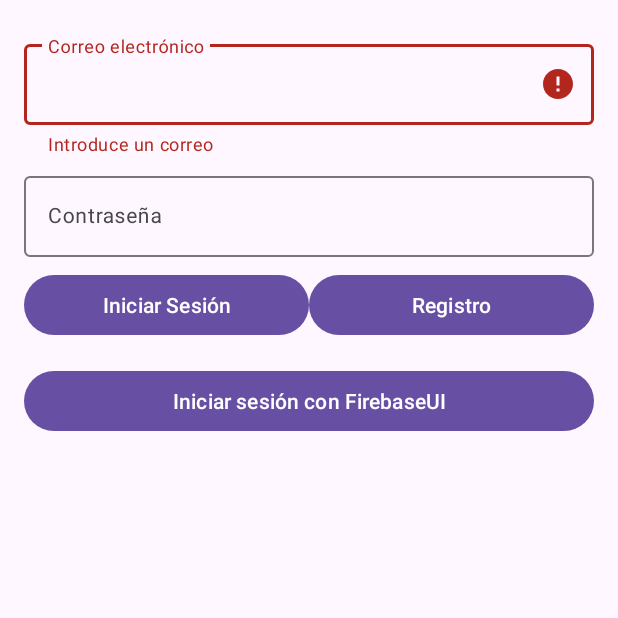
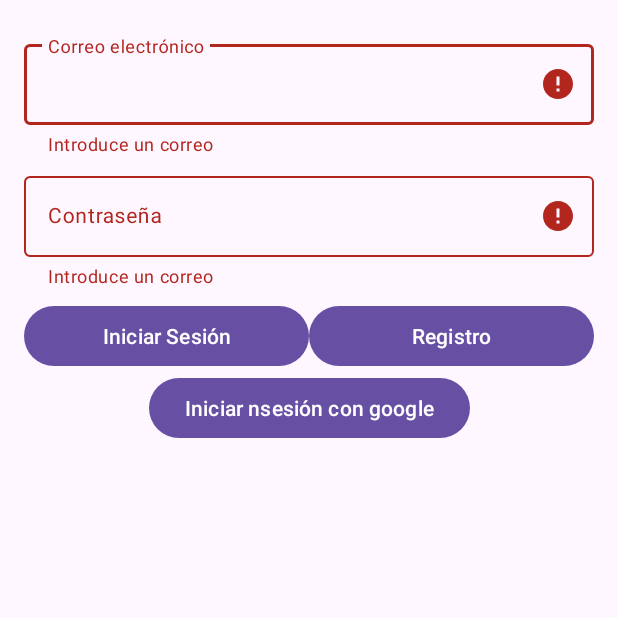
Before and after one commit to Heur-a/Bibliotech, an Android app: the screen it shows after launch (CustomLoginActivity), after a tap on "Iniciar Sesión", on a phone screen of 412 x 824 dp, the top half of it. Run offline under Robolectric (Android 15) with nearby library versions, the phone set to English and light mode, and no system bars; our stand-ins replace Firebase (no records; nobody signed in at launch, a user with empty details on screens opened directly).

Commit message:
Added Google Support, not working though

```diff
--- a/app/src/main/AndroidManifest.xml
+++ b/app/src/main/AndroidManifest.xml
@@ -19,10 +19,6 @@
                 <category android:name="android.intent.category.LAUNCHER" />
             </intent-filter>
         </activity>
-        <activity android:name=".LoginActivity"
-            android:exported="true">
-
-        </activity>
         <activity android:name=".MainActivity"
             android:exported="true">
 
--- a/app/src/main/java/com/example/bibliotech/CustomLoginActivity.java
+++ b/app/src/main/java/com/example/bibliotech/CustomLoginActivity.java
@@ -1,45 +1,116 @@
 package com.example.bibliotech;
 
+import android.annotation.SuppressLint;
 import android.app.ProgressDialog;
 import android.content.Intent;
 import android.os.Bundle;
 import android.view.View;
 import android.view.ViewGroup;
+import android.widget.Button;
 import android.widget.EditText;
 
 import androidx.annotation.NonNull;
 import androidx.appcompat.app.AppCompatActivity;
 
+import com.google.android.gms.auth.api.signin.GoogleSignIn;
+import com.google.android.gms.auth.api.signin.GoogleSignInAccount;
+import com.google.android.gms.auth.api.signin.GoogleSignInClient;
+import com.google.android.gms.auth.api.signin.GoogleSignInOptions;
+import com.google.android.gms.common.api.ApiException;
 import com.google.android.gms.tasks.OnCompleteListener;
 import com.google.android.gms.tasks.Task;
 import com.google.android.material.snackbar.Snackbar;
 import com.google.android.material.textfield.TextInputLayout;
+import com.google.firebase.auth.AuthCredential;
 import com.google.firebase.auth.AuthResult;
 import com.google.firebase.auth.FirebaseAuth;
+import com.google.firebase.auth.GoogleAuthProvider;
+
+import java.util.Objects;
 
 public class CustomLoginActivity extends AppCompatActivity {
-    private FirebaseAuth auth = FirebaseAuth.getInstance();
-    private String correo, contraseña = "";
-    private ViewGroup contenedor;
-    private EditText etCorreo, etContraseña;
-    private TextInputLayout tilCorreo, tilContraseña;
-    private ProgressDialog dialogo;
+
+    //Object for making all authoritazion objects
+    private final FirebaseAuth auth = FirebaseAuth.getInstance();
+    //strings wich contain mail and password
+    private String mail, password = "";
+    private ViewGroup container;
+    private EditText editTextMail, editTextPassword;
+    private TextInputLayout TextInMail, TextInPassword;
+    private ProgressDialog dialog;
+    private Button googleButton;
+
+    private GoogleSignInClient googleSignInClient;
+    private static final int RC_GOOGLE_SIGN_IN = 123;
+
 
     protected void onCreate(Bundle savedInstanceState) {
         verificaSiUsuarioValidado();
         super.onCreate(savedInstanceState);
+
+        //Asign variables their respective values
+
         setContentView(R.layout.activity_custom_login);
-        etCorreo = (EditText) findViewById(R.id.correo);
-        etContraseña = (EditText) findViewById(R.id.contraseña);
-        tilCorreo = (TextInputLayout) findViewById(R.id.til_correo);
-        tilContraseña = (TextInputLayout) findViewById(R.id.til_contraseña);
-        contenedor = (ViewGroup) findViewById(R.id.contenedor);
-        dialogo = new ProgressDialog(this);
-        dialogo.setTitle("Verificando usuario");
-        dialogo.setMessage("Por favor espere...");
+        editTextMail = (EditText) findViewById(R.id.correo);
+        editTextPassword = (EditText) findViewById(R.id.contraseña);
+        TextInMail = (TextInputLayout) findViewById(R.id.til_correo);
+        TextInPassword = (TextInputLayout) findViewById(R.id.til_contraseña);
+        container = (ViewGroup) findViewById(R.id.contenedor);
+        googleButton =  findViewById(R.id.buttonGoogle);
+        configureGoogle();
+        googleButton.setOnClickListener( View   -> {
+
+                Intent i = googleSignInClient.getSignInIntent();
+                startActivityForResult(i, RC_GOOGLE_SIGN_IN);
+            }
+        );
+        dialog = new ProgressDialog(this);
+        dialog.setTitle("Verificando usuario");
+        dialog.setMessage("Por favor espere...");
+    }
+    @Override public void onActivityResult(int requestCode, int resultCode,
+                                           Intent data) {
+        super.onActivityResult(requestCode, resultCode, data);
+        if (requestCode == RC_GOOGLE_SIGN_IN) {
+            Task<GoogleSignInAccount> task =
+                    GoogleSignIn.getSignedInAccountFromIntent(data);
+            try {
+                GoogleSignInAccount account = task.getResult(ApiException.class);
+                googleAuth(account.getIdToken());
+            } catch (ApiException e) {
+                mensaje("Error de autentificación con Google");
+            }
+        }
+    }
+
+    private void googleAuth(String idToken) {
+        AuthCredential credential = GoogleAuthProvider.getCredential(idToken,
+                null);
+        auth.signInWithCredential(credential)
+                .addOnCompleteListener(this, new OnCompleteListener<AuthResult>() {
+                    @Override
+                    public void onComplete(@NonNull Task<AuthResult> task) {
+                        if (task.isSuccessful()) {
+                            verificaSiUsuarioValidado();
+                        }else{
+                            mensaje(task.getException().getLocalizedMessage());
+                        }
+                    }
+                });
+    }
+
+    private void configureGoogle() {
+        //Google
+        GoogleSignInOptions gso = new GoogleSignInOptions.Builder(
+                GoogleSignInOptions.DEFAULT_SIGN_IN)
+                .requestIdToken("92021108070-7f6sfrjqsr553632c6iqh5mq59j29heb.apps.googleusercontent.com")
+                .requestEmail()
+                .build();
+        googleSignInClient = GoogleSignIn.getClient(this, gso);
     }
 
     private void verificaSiUsuarioValidado() {
+        //IF signed in continue, if not return
         if (auth.getCurrentUser() != null) {
             Intent i = new Intent(this, MainActivity.class);
             i.addFlags(Intent.FLAG_ACTIVITY_CLEAR_TOP
@@ -52,69 +123,100 @@ public class CustomLoginActivity extends AppCompatActivity {
 
     public void inicioSesiónCorreo(View v) {
         if (verificaCampos()) {
-            dialogo.show();
-            auth.signInWithEmailAndPassword(correo, contraseña)
-                    .addOnCompleteListener(this, new OnCompleteListener<AuthResult>() {
-                        @Override
-                        public void onComplete(@NonNull Task<AuthResult> task) {
-                            if (task.isSuccessful()) {
-                                verificaSiUsuarioValidado();
-                            } else {
-                                dialogo.dismiss();
-                                mensaje(task.getException().getLocalizedMessage());
-                            }
+            dialog.show();
+            auth.signInWithEmailAndPassword(mail, password)
+                    .addOnCompleteListener(this, task -> {
+                        if (task.isSuccessful()) {
+                            verificaSiUsuarioValidado();
+                        } else {
+                            dialog.dismiss();
+                            mensaje(Objects.requireNonNull(task.getException()).getLocalizedMessage());
                         }
                     });
         }
     }
 
+
+    //TODO: Move this function to a separete SignIn activity :D
     public void registroCorreo(View v) {
         if (verificaCampos()) {
-            dialogo.show();
-            auth.createUserWithEmailAndPassword(correo, contraseña)
-                    .addOnCompleteListener(this, new OnCompleteListener<AuthResult>() {
-                        @Override
-                        public void onComplete(@NonNull Task<AuthResult> task) {
-                            if (task.isSuccessful()) {
-                                verificaSiUsuarioValidado();
-                            } else {
-                                dialogo.dismiss();
-                                mensaje(task.getException().getLocalizedMessage());
-                            }
+            dialog.show();
+            auth.createUserWithEmailAndPassword(mail, password)
+                    .addOnCompleteListener(this, task -> {
+                        if (task.isSuccessful()) {
+                            verificaSiUsuarioValidado();
+                        } else {
+                            dialog.dismiss();
+                            mensaje(Objects.requireNonNull(task.getException()).getLocalizedMessage());
                         }
                     });
         }
     }
 
     private void mensaje(String mensaje) {
-        Snackbar.make(contenedor, mensaje, Snackbar.LENGTH_LONG).show();
+        Snackbar.make(container, mensaje, Snackbar.LENGTH_LONG).show();
     }
 
+    //Verfiy each input is in an operable state
     private boolean verificaCampos() {
-        correo = etCorreo.getText().toString();
-        contraseña = etContraseña.getText().toString();
-        tilCorreo.setError("");
-        tilContraseña.setError("");
-        if (correo.isEmpty()) {
-            tilCorreo.setError("Introduce un correo");
-        } else if (!correo.matches(".+@.+[.].+")) {
-            tilCorreo.setError("Correo no válido");
-        } else if (contraseña.isEmpty()) {
-            tilContraseña.setError("Introduce una contraseña");
-        } else if (contraseña.length() < 6) {
-            tilContraseña.setError("Ha de contener al menos 6 caracteres");
-        } else if (!contraseña.matches(".*[0-9].*")) {
-            tilContraseña.setError("Ha de contener un número");
-        } else if (!contraseña.matches(".*[A-Z].*")) {
-            tilContraseña.setError("Ha de contener una letra mayúscula");
-        } else {
+        mail = editTextMail.getText().toString();
+        password = editTextPassword.getText().toString();
+        TextInMail.setError("");
+        TextInPassword.setError("");
+
+        try {
+            if (mail.isEmpty()) {
+                throw new ValidationException("Introduce un correo");
+            }
+
+            if (!mail.contains("@") || !mail.contains(".")) {
+                throw new ValidationException("Correo no válido");
+            }
+
+            if (password.isEmpty()) {
+                throw new ValidationException("Introduce una contraseña");
+            }
+
+            if (password.length() < 6) {
+                throw new ValidationException("Ha de contener al menos 6 caracteres");
+            }
+
+            boolean hasDigit = false;
+            boolean hasUppercase = false;
+
+            for (char c : password.toCharArray()) {
+                if (Character.isDigit(c)) {
+                    hasDigit = true;
+                }
+                if (Character.isUpperCase(c)) {
+                    hasUppercase = true;
+                }
+            }
+
+            if (!hasDigit) {
+                throw new ValidationException("Ha de contener un número");
+            }
+
+            if (!hasUppercase) {
+                throw new ValidationException("Ha de contener una letra mayúscula");
+            }
+
             return true;
+
+        } catch (ValidationException e) {
+            TextInMail.setError(e.getMessage());
+            TextInPassword.setError(e.getMessage());
+            return false;
         }
-        return false;
     }
 
-    public void firebaseUI(View v) {
-        startActivity(new Intent(this, LoginActivity.class));
+    // Custom ValidationException class
+    static class ValidationException extends Exception {
+        public ValidationException(String message) {
+            super(message);
+        }
     }
 
+
+
 }
--- a/app/src/main/res/layout/activity_custom_login.xml
+++ b/app/src/main/res/layout/activity_custom_login.xml
@@ -1,10 +1,11 @@
 <?xml version="1.0" encoding="utf-8"?>
 <androidx.constraintlayout.widget.ConstraintLayout xmlns:android="http://schemas.android.com/apk/res/android"
+    xmlns:app="http://schemas.android.com/apk/res-auto"
+    xmlns:tools="http://schemas.android.com/tools"
     android:layout_width="match_parent"
     android:layout_height="match_parent">
 
-    <ScrollView xmlns:android="http://schemas.android.com/apk/res/android"
-        xmlns:app="http://schemas.android.com/apk/res-auto"
+    <ScrollView
         android:id="@+id/contenedor"
         android:layout_width="match_parent"
         android:layout_height="match_parent">
@@ -76,14 +77,12 @@
                 app:layout_constraintTop_toTopOf="@+id/inicio_sesión" />
 
             <Button
-                android:id="@+id/firebase_ui"
-                android:layout_width="match_parent"
+                android:id="@+id/buttonGoogle"
+                android:layout_width="wrap_content"
                 android:layout_height="wrap_content"
-                android:layout_marginTop="16dp"
-                android:onClick="firebaseUI"
-                android:text="Iniciar sesión con FirebaseUI"
-                app:layout_constraintLeft_toLeftOf="parent"
-                app:layout_constraintRight_toRightOf="parent"
+                android:text="Iniciar nsesión con google"
+                app:layout_constraintEnd_toEndOf="parent"
+                app:layout_constraintStart_toStartOf="parent"
                 app:layout_constraintTop_toBottomOf="@+id/inicio_sesión" />
         </androidx.constraintlayout.widget.ConstraintLayout>
     </ScrollView>
--- a/app/src/main/res/values/strings.xml
+++ b/app/src/main/res/values/strings.xml
@@ -1,3 +1,4 @@
 <resources>
     <string name="app_name">BiblioTech</string>
+
 </resources>
```
Also changed, not shown: app/build.gradle.kts (+3 -12 lines), app/src/main/java/com/example/bibliotech/LoginActivity.java (deleted, +0 -78 lines), app/src/main/java/com/example/bibliotech/MainActivity.java (+4 -4 lines).
